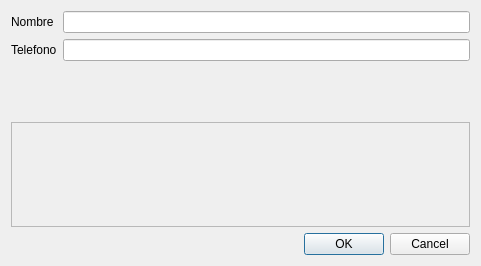
Qt form mksPlanner/views/dlgeditproveedor.ui (diegowald/mksPlanner) before a commit.
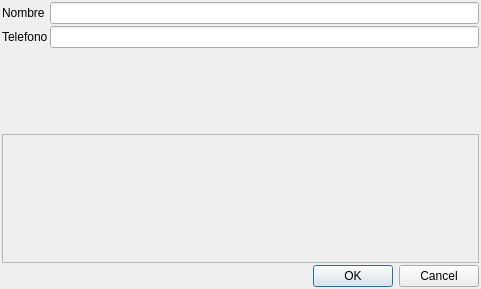
The same form after that commit.

The edit to the form file:
```diff
--- a/mksPlanner/views/dlgeditproveedor.ui
+++ b/mksPlanner/views/dlgeditproveedor.ui
@@ -7,15 +7,36 @@
     <x>0</x>
     <y>0</y>
     <width>481</width>
-    <height>266</height>
+    <height>289</height>
    </rect>
   </property>
   <property name="windowTitle">
    <string>Dialog</string>
   </property>
   <layout class="QVBoxLayout" name="verticalLayout">
+   <property name="spacing">
+    <number>2</number>
+   </property>
+   <property name="leftMargin">
+    <number>2</number>
+   </property>
+   <property name="topMargin">
+    <number>2</number>
+   </property>
+   <property name="rightMargin">
+    <number>2</number>
+   </property>
+   <property name="bottomMargin">
+    <number>2</number>
+   </property>
    <item>
     <layout class="QFormLayout" name="formLayout">
+     <property name="horizontalSpacing">
+      <number>2</number>
+     </property>
+     <property name="verticalSpacing">
+      <number>2</number>
+     </property>
      <item row="0" column="0">
       <widget class="QLabel" name="label">
        <property name="text">
@@ -52,7 +73,23 @@
      <property name="frameShadow">
       <enum>QFrame::Raised</enum>
      </property>
-     <layout class="QVBoxLayout" name="verticalLayout_2"/>
+     <layout class="QVBoxLayout" name="verticalLayout_2">
+      <property name="spacing">
+       <number>2</number>
+      </property>
+      <property name="leftMargin">
+       <number>2</number>
+      </property>
+      <property name="topMargin">
+       <number>2</number>
+      </property>
+      <property name="rightMargin">
+       <number>2</number>
+      </property>
+      <property name="bottomMargin">
+       <number>2</number>
+      </property>
+     </layout>
     </widget>
    </item>
    <item>
```
Left out of the diff: 2 changed lines with no effect on the pictures.
